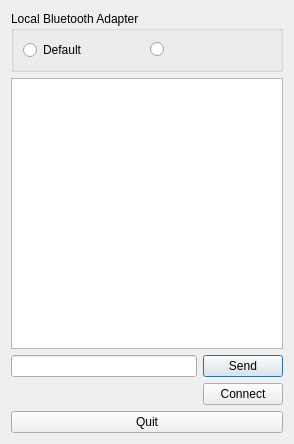
The window that KeepItSecret/chat.ui (dbuhon/KeepItSecret) describes before a commit, drawn with Qt 5.
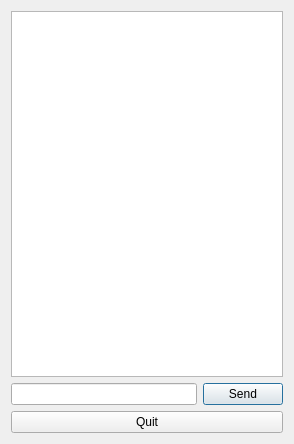
The same window after the commit.

Commit message: Suppression chat bluetooth

The edit to the form file:
```diff
--- a/KeepItSecret/chat.ui
+++ b/KeepItSecret/chat.ui
@@ -14,32 +14,6 @@
    <string>Bluetooth Chat</string>
   </property>
   <layout class="QVBoxLayout" name="verticalLayout">
-   <item>
-    <widget class="QGroupBox" name="localAdapterBox">
-     <property name="title">
-      <string>Local Bluetooth Adapter</string>
-     </property>
-     <property name="checkable">
-      <bool>false</bool>
-     </property>
-     <layout class="QHBoxLayout" name="horizontalLayout_3">
-      <item>
-       <widget class="QRadioButton" name="firstAdapter">
-        <property name="text">
-         <string>Default</string>
-        </property>
-       </widget>
-      </item>
-      <item>
-       <widget class="QRadioButton" name="secondAdapter">
-        <property name="text">
-         <string/>
-        </property>
-       </widget>
-      </item>
-     </layout>
-    </widget>
-   </item>
    <item>
     <widget class="QTextEdit" name="chat">
      <property name="focusPolicy">
@@ -65,28 +39,7 @@
     </layout>
    </item>
    <item>
-    <layout class="QHBoxLayout" name="horizontalLayout_2">
-     <item>
-      <spacer name="horizontalSpacer">
-       <property name="orientation">
-        <enum>Qt::Horizontal</enum>
-       </property>
-       <property name="sizeHint" stdset="0">
-        <size>
-         <width>40</width>
-         <height>20</height>
-        </size>
-       </property>
-      </spacer>
-     </item>
-     <item>
-      <widget class="QPushButton" name="connectButton">
-       <property name="text">
-        <string>Connect</string>
-       </property>
-      </widget>
-     </item>
-    </layout>
+    <layout class="QHBoxLayout" name="horizontalLayout_2"/>
    </item>
    <item>
     <widget class="QPushButton" name="quitButton">
```
The commit also changes 10 other files.
